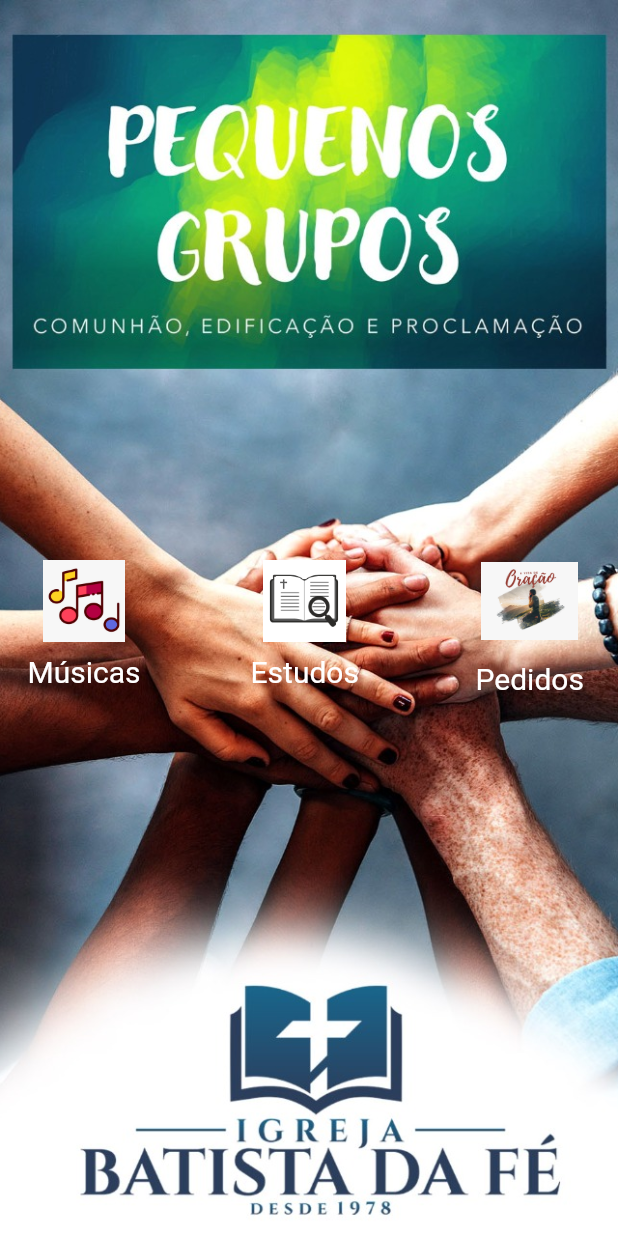
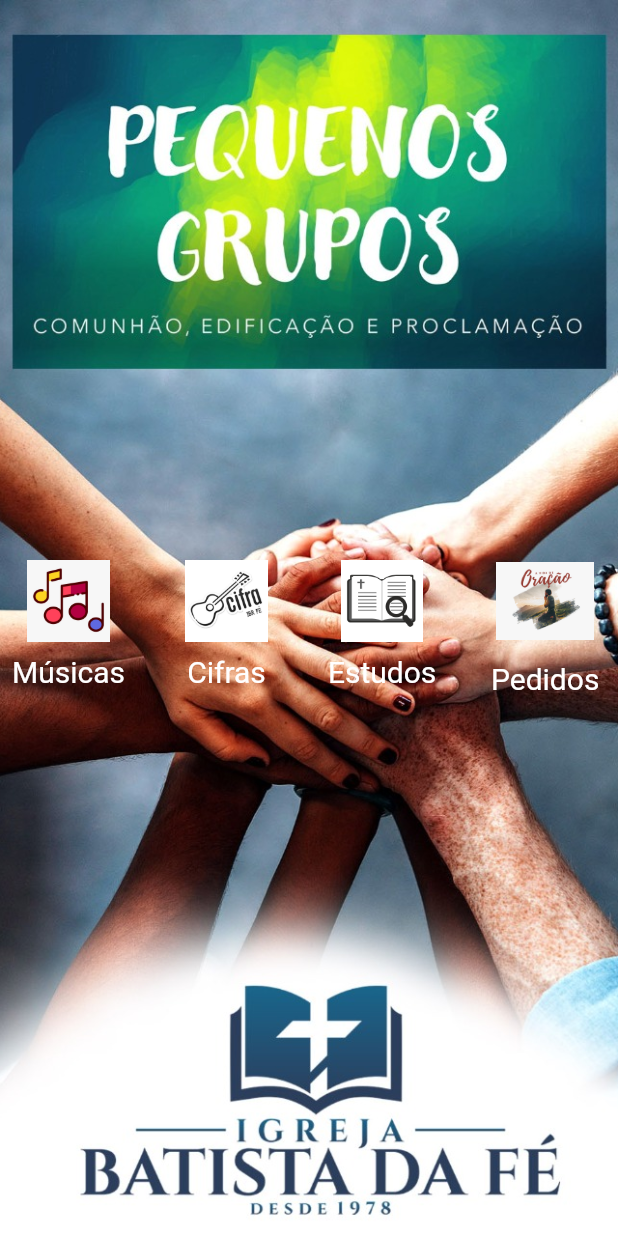
Before and after one commit to franciscocesar63/AppIgrejaFirebase, a Flutter app: the screen it shows after launch, on a phone screen of 412 x 824 dp. Run offline on Flutter 3.47's test engine with Material 2 defaults, Android fonts, the phone set to English and light mode, and no system bars; our stand-ins replace cloud_firestore; accounts and stored records are empty.

Commit message:
Criado o módulo Cifras e atualizado a interface dos demais módulos

```diff
--- a/lib/main.dart
+++ b/lib/main.dart
@@ -1,4 +1,3 @@
-import 'package:app_igreja/pages/HomePage.dart';
 import 'package:app_igreja/pages/SplashPage.dart';
 import 'package:cloud_firestore/cloud_firestore.dart';
 import 'package:flutter/material.dart';
--- a/lib/pages/HomePage.dart
+++ b/lib/pages/HomePage.dart
@@ -1,4 +1,5 @@
 import 'package:app_igreja/pages/estudos.dart';
+import 'package:app_igreja/pages/cifras.dart';
 import 'package:flutter/material.dart';
 
 import 'musicas.dart';
@@ -48,6 +49,27 @@ _body(context) {
           mainAxisAlignment: MainAxisAlignment.center,
           children: [
             IconButton(
+                icon: Image.asset("assets/cifra.jpg"),
+                hoverColor: Colors.grey,
+                iconSize: 55,
+                splashRadius: 5,
+                onPressed: () {
+                  Navigator.push(
+                    context,
+                    MaterialPageRoute(builder: (context) => CifrasPage()),
+                  );
+                }),
+            Text(
+              "Cifras",
+              style: TextStyle(fontSize: 20, color: Colors.white),
+            )
+          ],
+        ),
+        Divider(),
+        Column(
+          mainAxisAlignment: MainAxisAlignment.center,
+          children: [
+            IconButton(
                 icon: Image.asset("assets/ensino.jpg"),
                 hoverColor: Colors.grey,
                 iconSize: 55,
```
Also changed, not shown: lib/pages/cifras.dart (added, +77 -0 lines), lib/pages/verCifra.dart (added, +38 -0 lines), assets/cifra.jpg (added), 6 other files.
